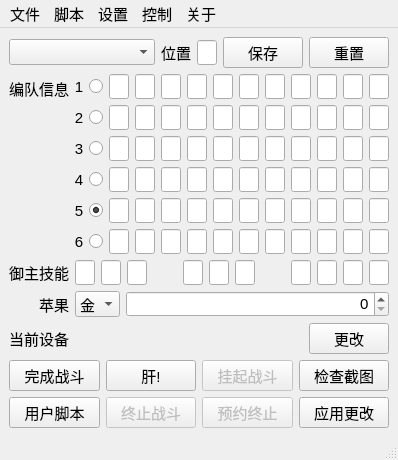
Old version of the form FGO-py/fgoMainWindow.ui in the repository hgjazhgj/FGO-py.
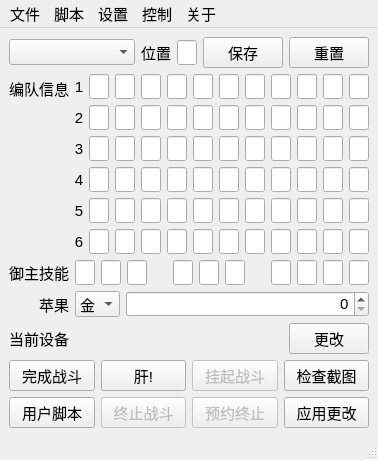
New version of the form.

The edit to the form file:
```diff
--- a/FGO-py/fgoMainWindow.ui
+++ b/FGO-py/fgoMainWindow.ui
@@ -136,19 +136,6 @@
         </item>
         <item row="0" column="1">
          <layout class="QHBoxLayout" name="LAYOUT_INFO_TEAM_0">
-          <item>
-           <widget class="QRadioButton" name="RBT_FRIEND_0">
-            <property name="statusTip">
-             <string>助战的位置,助战的技能设置或被覆盖</string>
-            </property>
-            <property name="text">
-             <string/>
-            </property>
-            <attribute name="buttonGroup">
-             <string notr="true">BTG_FRIEND</string>
-            </attribute>
-           </widget>
-          </item>
           <item>
            <widget class="QLineEdit" name="TXT_SKILL_0_0_0">
             <property name="minimumSize">
@@ -531,19 +518,6 @@
         </item>
         <item row="1" column="1">
          <layout class="QHBoxLayout" name="LAYOUT_INFO_TEAM_1">
-          <item>
-           <widget class="QRadioButton" name="RBT_FRIEND_1">
-            <property name="statusTip">
-             <string>助战的位置,助战的技能设置或被覆盖</string>
-            </property>
-            <property name="text">
-             <string/>
-            </property>
-            <attribute name="buttonGroup">
-             <string notr="true">BTG_FRIEND</string>
-            </attribute>
-           </widget>
-          </item>
           <item>
            <widget class="QLineEdit" name="TXT_SKILL_1_0_0">
             <property name="minimumSize">
@@ -926,19 +900,6 @@
         </item>
         <item row="2" column="1">
          <layout class="QHBoxLayout" name="LAYOUT_INFO_TEAM_2">
-          <item>
-           <widget class="QRadioButton" name="RBT_FRIEND_2">
-            <property name="statusTip">
-             <string>助战的位置,助战的技能设置或被覆盖</string>
-            </property>
-            <property name="text">
-             <string/>
-            </property>
-            <attribute name="buttonGroup">
-             <string notr="true">BTG_FRIEND</string>
-            </attribute>
-           </widget>
-          </item>
           <item>
            <widget class="QLineEdit" name="TXT_SKILL_2_0_0">
             <property name="minimumSize">
@@ -1321,19 +1282,6 @@
         </item>
         <item row="3" column="1">
          <layout class="QHBoxLayout" name="LAYOUT_INFO_TEAM_3">
-          <item>
-           <widget class="QRadioButton" name="RBT_FRIEND_3">
-            <property name="statusTip">
-             <string>助战的位置,助战的技能设置或被覆盖</string>
-            </property>
-            <property name="text">
-             <string/>
-            </property>
-            <attribute name="buttonGroup">
-             <string notr="true">BTG_FRIEND</string>
-            </attribute>
-           </widget>
-          </item>
           <item>
            <widget class="QLineEdit" name="TXT_SKILL_3_0_0">
             <property name="minimumSize">
@@ -1716,25 +1664,6 @@
         </item>
         <item row="4" column="1">
          <layout class="QHBoxLayout" name="LAYOUT_INFO_TEAM_4">
-          <item>
-           <widget class="QRadioButton" name="RBT_FRIEND_4">
-            <property name="cursor">
-             <cursorShape>PointingHandCursor</cursorShape>
-            </property>
-            <property name="statusTip">
-             <string>助战的位置,助战的技能设置或被覆盖</string>
-            </property>
-            <property name="text">
-             <string/>
-            </property>
-            <property name="checked">
-             <bool>true</bool>
-            </property>
-            <attribute name="buttonGroup">
-             <string notr="true">BTG_FRIEND</string>
-            </attribute>
-           </widget>
-          </item>
           <item>
            <widget class="QLineEdit" name="TXT_SKILL_4_0_0">
             <property name="minimumSize">
@@ -2117,19 +2046,6 @@
         </item>
         <item row="5" column="1">
          <layout class="QHBoxLayout" name="LAYOUT_INFO_TEAM_5">
-          <item>
-           <widget class="QRadioButton" name="RBT_FRIEND_5">
-            <property name="statusTip">
-             <string>助战的位置,助战的技能设置或被覆盖</string>
-            </property>
-            <property name="text">
-             <string/>
-            </property>
-            <attribute name="buttonGroup">
-             <string notr="true">BTG_FRIEND</string>
-            </attribute>
-           </widget>
-          </item>
           <item>
            <widget class="QLineEdit" name="TXT_SKILL_5_0_0">
             <property name="minimumSize">
```
Left out of the diff: 11 changed lines with no effect on the pictures.
